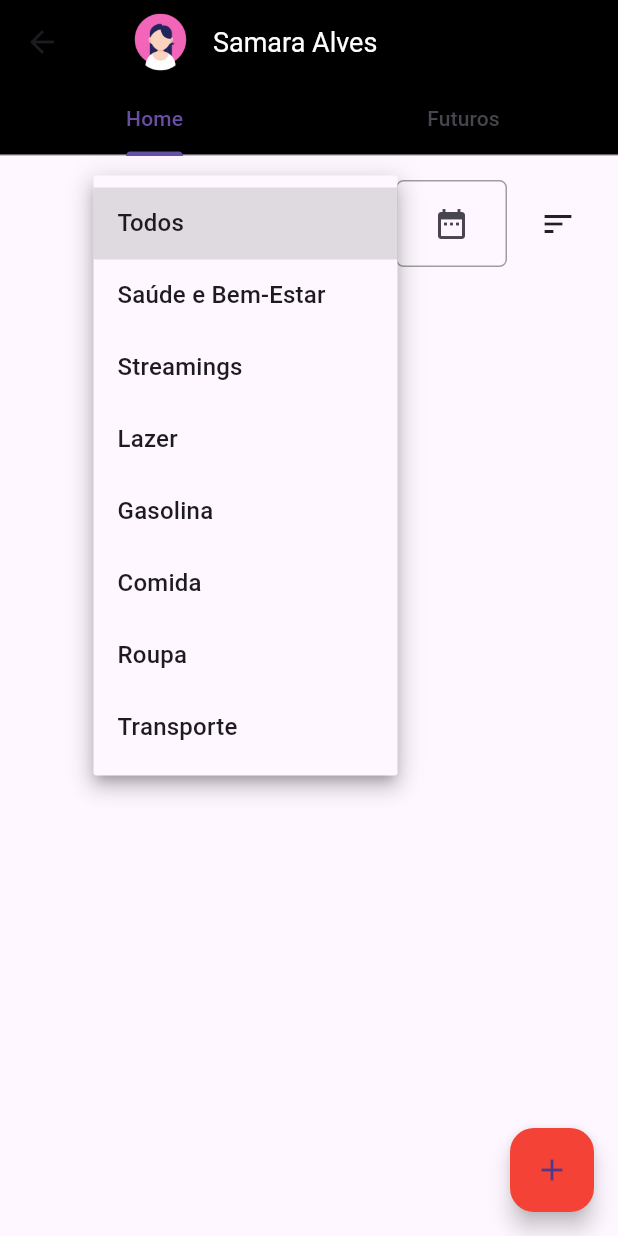
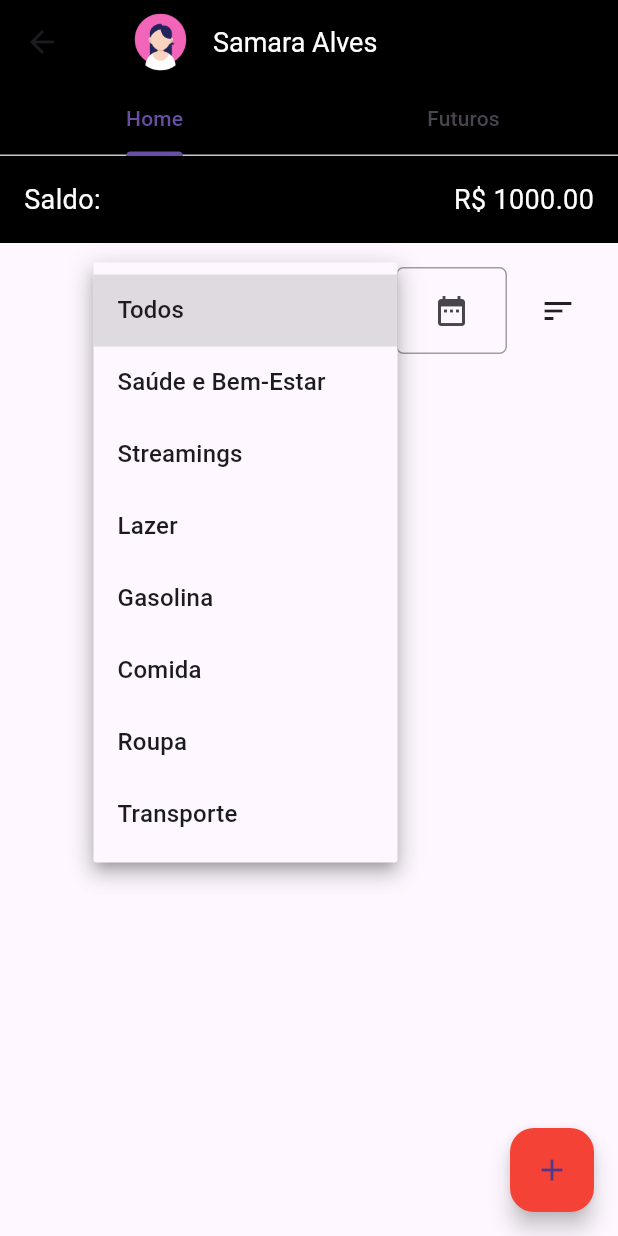
Before and after one commit to samaraasbatista/Financial_App, a Flutter app: the HomePage screen opened by its route, after a tap on "Todos", on a phone screen of 412 x 824 dp. Run offline on Flutter 3.47's test engine with Material 3 defaults, Android fonts, the light colour scheme and no system bars; our stand-ins replace shared_preferences; accounts and stored records are empty.

Commit message:
saldo adicionado

```diff
--- a/lib/scr/views/pages/home_page.dart
+++ b/lib/scr/views/pages/home_page.dart
@@ -16,6 +16,14 @@ class HomePageState extends State<HomePage> {
   String _selectedType = 'Todos'; // Variável para armazenar o tipo selecionado
   DateTime? _selectedDate; // Variável para armazenar a data selecionada
   DateTimeRange? _selectedDateRange; // Variável para armazenar o intervalo de datas selecionado
+  double _balance = 1000.0; // Variável para armazenar o saldo inicial
+
+  @override
+  void initState() {
+    super.initState();
+    _loadExpenses('expenses');
+    _loadExpenses('futureExpenses');
+  }
 
   @override
   Widget build(BuildContext context) {
@@ -41,10 +49,33 @@ class HomePageState extends State<HomePage> {
             ],
           ),
         ),
-        body: TabBarView(
+        body: Column(
           children: [
-            _buildExpenseList(_expenses),
-            _buildExpenseList(_futureExpenses),
+            Container(
+              padding: EdgeInsets.all(16.0),
+              color: Colors.black,
+              child: Row(
+                mainAxisAlignment: MainAxisAlignment.spaceBetween,
+                children: [
+                  Text(
+                    'Saldo:',
+                    style: TextStyle(fontSize: 18, color: Colors.white),
+                  ),
+                  Text(
+                    'R\$ ${_balance.toStringAsFixed(2)}',
+                    style: TextStyle(fontSize: 18, color: Colors.white),
+                  ),
+                ],
+              ),
+            ),
+            Expanded(
+              child: TabBarView(
+                children: [
+                  _buildExpenseList(_expenses),
+                  _buildExpenseList(_futureExpenses),
+                ],
+              ),
+            ),
           ],
         ),
         floatingActionButton: FloatingActionButton(
@@ -66,6 +97,7 @@ class HomePageState extends State<HomePage> {
                 setState(() {
                   _expenses.add(newExpense['data']);
                   _saveExpenses(_expenses, 'expenses');
+                  _updateBalance();
                 });
               }
             }
@@ -295,13 +327,14 @@ class HomePageState extends State<HomePage> {
   }
 
   String _formatDate(String date) {
-    // Convert date from 'dd/MM/yyyy' to 'yyyy-MM-dd' format
+    // Converte a data de 'dd/MM/yyyy' para o formato 'yyyy-MM-dd'
     DateTime parsedDate = DateFormat('dd/MM/yyyy').parse(date);
     return DateFormat('yyyy-MM-dd').format(parsedDate);
   }
 
   void _deleteExpense(int index, List<Map<String, dynamic>> expenses) async {
     setState(() {
+      _balance += expenses[index]['valor']; // Atualiza o saldo ao apagar a despesa
       expenses.removeAt(index);
     });
     // Remover a despesa também do SharedPreferences
@@ -313,31 +346,29 @@ class HomePageState extends State<HomePage> {
   Future<void> _saveExpenses(List<Map<String, dynamic>> expenses, String key) async {
     SharedPreferences prefs = await SharedPreferences.getInstance();
     await prefs.setString(key, jsonEncode(expenses));
+    _updateBalance();
   }
 
   Future<void> _loadExpenses(String key) async {
     SharedPreferences prefs = await SharedPreferences.getInstance();
     String? expensesString = prefs.getString(key);
-    print("expensesString ${expensesString}");
     if (expensesString != null) {
       List<Map<String, dynamic>> expenses = jsonDecode(expensesString).cast<Map<String, dynamic>>();
-      print("expenses: ${expenses}");
       setState(() {
         if (key == 'expenses') {
           _expenses = expenses;
-          print("entrou em expense");
         } else {
           _futureExpenses = expenses;
-          print("entrou em futureexpense");
         }
       });
+      _updateBalance();
     }
   }
 
-  @override
-  void initState() {
-    super.initState();
-    _loadExpenses('expenses');
-    _loadExpenses('futureExpenses');
+  void _updateBalance() {
+    double totalExpenses = _expenses.fold(0, (sum, item) => sum + item['valor']);
+    setState(() {
+      _balance = _balance - totalExpenses; // Saldo inicial menos as despesas
+    });
   }
 }
```
Also changed, not shown: lib/main.dart (line endings or trailing spaces).
